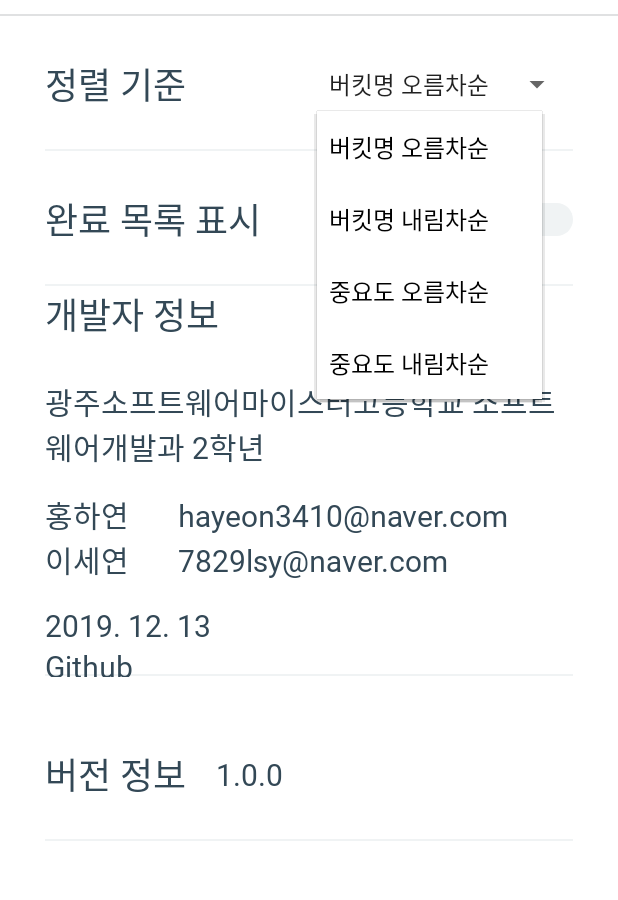
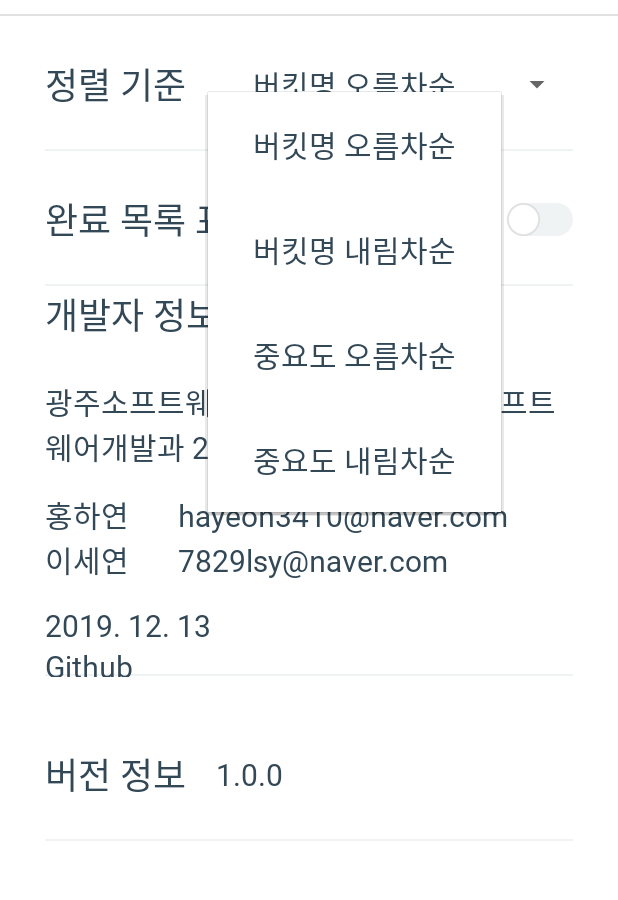
Before and after one commit to dltpdus0516/PocketList, an Android app: the SettingActivity screen opened directly, with no data from a screen before it, after a tap on "버킷명 오름차순", on a phone screen of 412 x 824 dp, the part 76-976 px from its top. Run offline under Robolectric (Android 15) with nearby library versions, the phone set to English and light mode, and no system bars.

Commit message:
Spinner Custom

```diff
--- a/Pocket_List/app/src/main/java/com/cookandroid/pocketlist/SettingActivity.java
+++ b/Pocket_List/app/src/main/java/com/cookandroid/pocketlist/SettingActivity.java
@@ -1,3 +1,4 @@
+
 package com.cookandroid.pocketlist;
 
 import android.app.Activity;
@@ -11,6 +12,7 @@ import android.widget.Toast;
 
 public class SettingActivity extends Activity {
 
+    int toastStart = 0;
     String[] spinnerItems = {"버킷명 오름차순", "버킷명 내림차순", "중요도 오름차순", "중요도 내림차순"};
     ImageButton backBtn;
     Spinner spinner;
@@ -23,20 +25,21 @@ public class SettingActivity extends Activity {
 
         // spinner
         spinner = (Spinner)findViewById(R.id.spinner); //spinner 선언
-        spinnerAdapter = new ArrayAdapter<String>(this, android.R.layout.simple_spinner_item, spinnerItems);
-        spinnerAdapter.setDropDownViewResource(android.R.layout.simple_spinner_dropdown_item);
+        spinnerAdapter = new ArrayAdapter<String>(this, R.layout.spinner_item, spinnerItems);
+        spinnerAdapter.setDropDownViewResource(R.layout.spinner_dropdown_item);
         spinner.setAdapter(spinnerAdapter); //스피너에 어댑터를 넣어줌
 
         spinner.setOnItemSelectedListener(new AdapterView.OnItemSelectedListener() {
             @Override
             public void onItemSelected(AdapterView<?> parent, View view, int position, long id) {
-                Toast.makeText(getApplicationContext(),spinnerItems[position], Toast.LENGTH_LONG).show();
+                if(toastStart != 0) {
+                    Toast.makeText(getApplicationContext(), spinnerItems[position], Toast.LENGTH_LONG).show();
+                }
+                toastStart = 1;
             }
             @Override
             public void onNothingSelected(AdapterView<?> parent) {}
         });
-
-
         // spinner
 
         // 뒤로가기 버튼누르면 MainActivity를 다시 불러옴
@@ -46,6 +49,6 @@ public class SettingActivity extends Activity {
             public void onClick(View view) {
                 finish();
             }
-       });
+        });
     }
 }
--- a/Pocket_List/app/src/main/res/layout/activity_setting.xml
+++ b/Pocket_List/app/src/main/res/layout/activity_setting.xml
@@ -84,12 +84,9 @@
                 android:id="@+id/spinner"
                 android:spinnerMode="dropdown"
                 android:popupBackground="#fff"
-                android:dropDownWidth="150dp"
-                android:gravity="center"
-                android:textSize="20dp"
-                android:fontFamily="@font/lottedream_light"
+                android:dropDownWidth="wrap_content"
                 android:dropDownSelector="@color/mainColor"
-                android:dropDownVerticalOffset="30dp"/>
+                android:dropDownVerticalOffset="40dp"/>
 
         </LinearLayout>
         <!-- 정렬 -->
--- /dev/null
+++ b/Pocket_List/app/src/main/res/layout/spinner_dropdown_item.xml
@@ -0,0 +1,15 @@
+<?xml version="1.0" encoding="utf-8"?>
+<CheckedTextView
+    xmlns:android="http://schemas.android.com/apk/res/android"
+    android:layout_width="wrap_content"
+    android:layout_height="wrap_content"
+    android:textSize="20dp"
+    android:maxLines="1"
+    android:singleLine="true"
+    android:ellipsize="end"
+    android:fontFamily="@font/lottedream_light"
+    android:textColor="@color/textColor"
+    android:paddingLeft="30dp"
+    android:paddingRight="30dp"
+    android:paddingTop="20dp"
+    android:paddingBottom="20dp"/>
--- /dev/null
+++ b/Pocket_List/app/src/main/res/layout/spinner_item.xml
@@ -0,0 +1,14 @@
+<?xml version="1.0" encoding="utf-8"?>
+<TextView
+    xmlns:android="http://schemas.android.com/apk/res/android"
+    android:layout_width="wrap_content"
+    android:layout_height="wrap_content"
+    android:textSize="20dp"
+    android:maxLines="1"
+    android:ellipsize="end"
+    android:fontFamily="@font/lottedream_light"
+    android:textColor="@color/textColor"
+    android:paddingLeft="30dp"
+    android:paddingRight="30dp"
+    android:paddingTop="20dp"
+    android:paddingBottom="20dp"/>
```
Also changed, not shown: Pocket_List/app/src/main/res/layout/activity_main.xml (+11 -11 lines).
